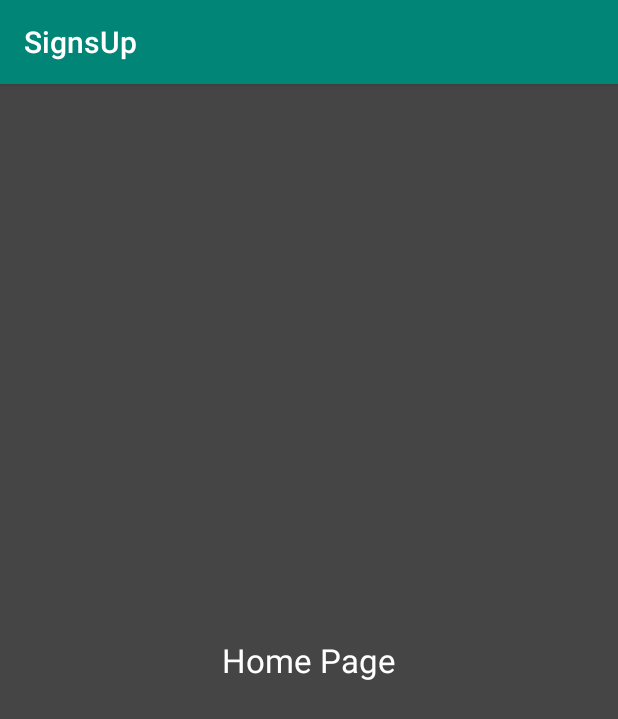
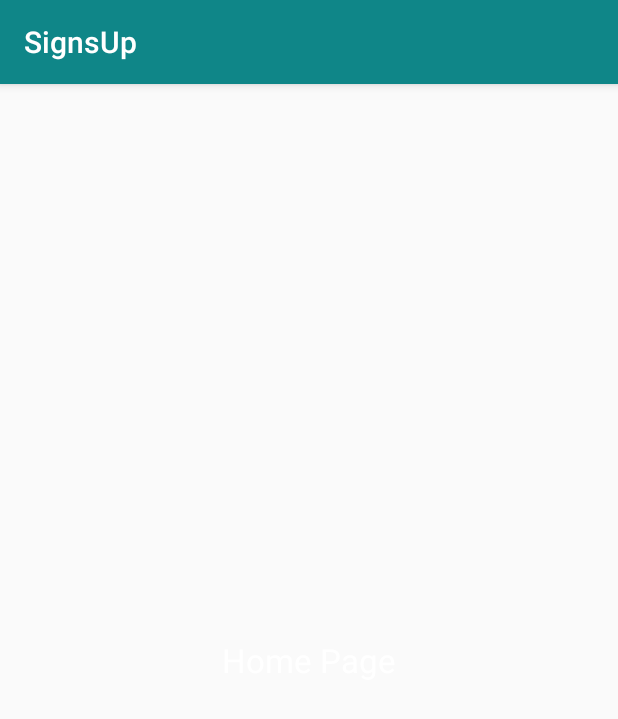
Before and after one commit to supermavster/cittis-signsup, an Android app: the screen it shows after launch (MainActivity), on a phone screen of 412 x 824 dp. Shown: the top 719 px of the screen. Run offline under Robolectric (Android 15) with nearby library versions, the phone set to English and light mode, and no system bars.

Commit message:
[Fix] Color

```diff
--- a/app/src/main/res/layout/activity_main.xml
+++ b/app/src/main/res/layout/activity_main.xml
@@ -1,7 +1,5 @@
 <?xml version="1.0" encoding="utf-8"?>
 <RelativeLayout xmlns:android="http://schemas.android.com/apk/res/android"
-                android:background="#464545"
-                xmlns:app="http://schemas.android.com/apk/res-auto"
                 xmlns:tools="http://schemas.android.com/tools"
                 android:layout_width="match_parent"
                 android:layout_height="match_parent"
--- a/app/src/main/res/layout/activity_splash_screen.xml
+++ b/app/src/main/res/layout/activity_splash_screen.xml
@@ -1,7 +1,5 @@
 <?xml version="1.0" encoding="utf-8"?>
 <RelativeLayout xmlns:android="http://schemas.android.com/apk/res/android"
-                android:background="#464545"
-                xmlns:app="http://schemas.android.com/apk/res-auto"
                 xmlns:tools="http://schemas.android.com/tools"
                 android:layout_width="match_parent"
                 android:layout_height="match_parent"
@@ -16,9 +14,9 @@
     />
     <TextView
             android:id="@+id/text"
-            android:textColor="#fff"
+            android:textColor="@color/colorPrimary"
             android:gravity="center"
-            android:text="kotlincodes.com"
+            android:text="@string/app_name"
             android:layout_below="@id/image"
             android:layout_width="match_parent"
             android:layout_height="wrap_content" />
--- a/app/src/main/res/values/colors.xml
+++ b/app/src/main/res/values/colors.xml
@@ -1,6 +1,6 @@
 <?xml version="1.0" encoding="utf-8"?>
 <resources>
-    <color name="colorPrimary">#008577</color>
-    <color name="colorPrimaryDark">#00574B</color>
-    <color name="colorAccent">#D81B60</color>
+    <color name="colorPrimaryDark">#094F77</color>
+    <color name="colorPrimary">#0F8688</color>
+    <color name="colorAccent">#095F70</color>
 </resources>
```
Also changed, not shown: app/src/main/res/drawable/logo.png (added).
